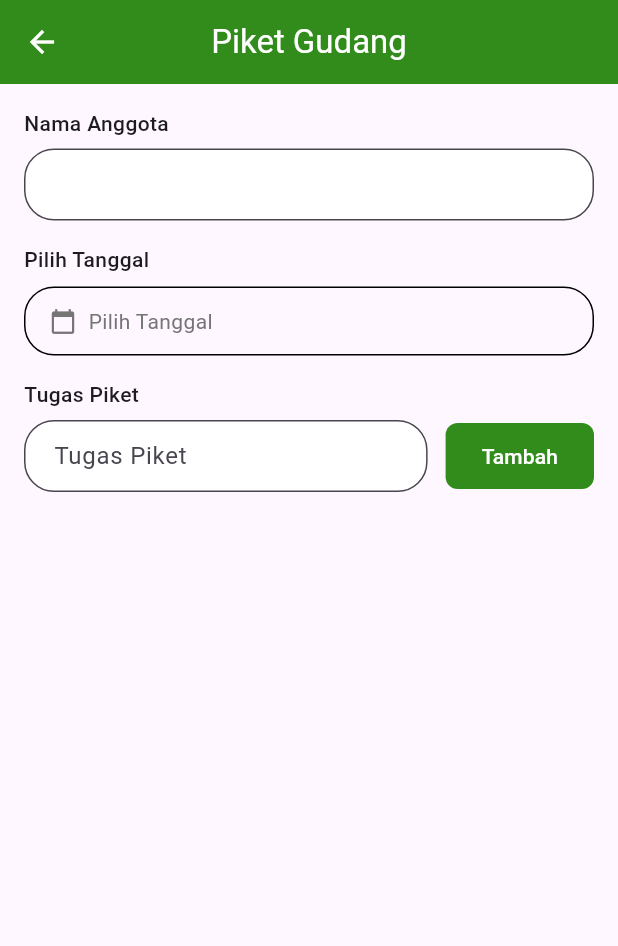
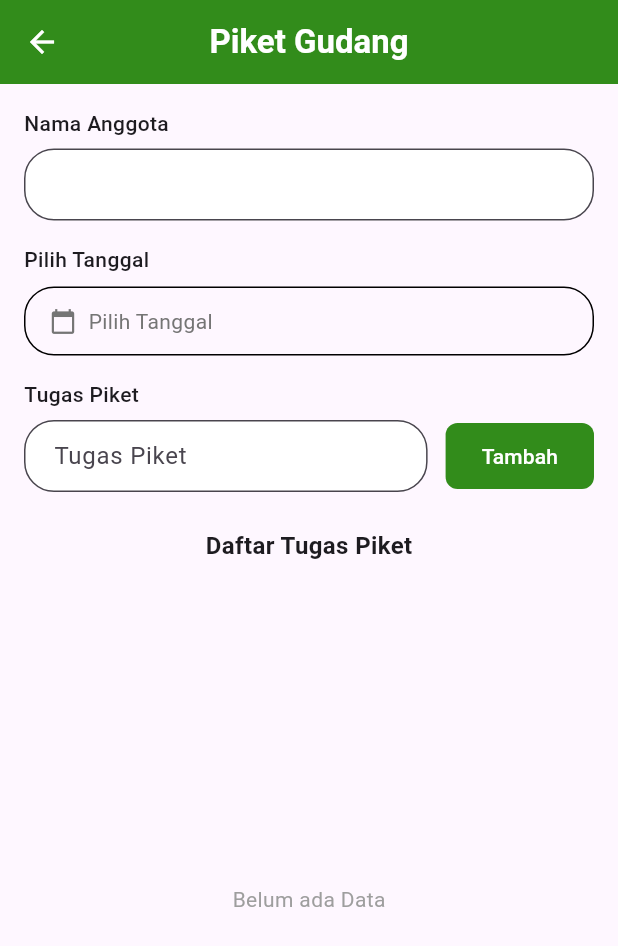
Before and after one commit to yafidaffaa/20220140083_UCP1Flutter, a Flutter app: the PiketGudangPage screen opened directly with empty values, on a phone screen of 412 x 824 dp. Shown: the top 946 px of the screen. Run offline on Flutter 3.47's test engine with Material 3 defaults, Android fonts, the light colour scheme and no system bars.

Commit message:
menambahkan list data

```diff
--- a/lib/pages/home_pages/piket_gudang_page.dart
+++ b/lib/pages/home_pages/piket_gudang_page.dart
@@ -1,5 +1,6 @@
 import 'package:flutter/material.dart';
 import 'package:intl/intl.dart';
+import 'package:ucp1_flutter/pages/home_pages/detail_piket_gudang_page.dart';
 
 class PiketGudangPage extends StatefulWidget {
   final String email;
@@ -68,7 +69,7 @@ class _PiketGudangPageState extends State<PiketGudangPage> {
         ),
         title: const Text(
           'Piket Gudang',
-          style: TextStyle(color: Colors.white),
+          style: TextStyle(color: Colors.white, fontWeight: FontWeight.bold),
         ),
         backgroundColor: Color.fromARGB(255, 50, 140, 27),
         centerTitle: true,
@@ -223,6 +224,70 @@ class _PiketGudangPageState extends State<PiketGudangPage> {
                   ),
                 ],
               ),
+              const SizedBox(height: 24),
+              Center(
+                child: const Text(
+                  'Daftar Tugas Piket',
+                  style: TextStyle(fontSize: 16, fontWeight: FontWeight.bold),
+                ),
+              ),
+              const SizedBox(height: 16),
+              Expanded(
+                child:
+                    listTugas.isEmpty
+                        ? Center(
+                          child: Column(
+                            mainAxisAlignment: MainAxisAlignment.center,
+                            children: [
+                              const Text(
+                                'Belum ada Data',
+                                style: TextStyle(color: Colors.grey),
+                              ),
+                            ],
+                          ),
+                        )
+                        : ListView.builder(
+                          itemCount: listTugas.length,
+                          itemBuilder: (context, index) {
+                            return Padding(
+                              padding: const EdgeInsets.only(bottom: 10),
+                              child: InkWell(
+                                onTap: () {
+                                  Navigator.push(
+                                    context,
+                                    MaterialPageRoute(
+                                      builder:
+                                          (context) => DetailPiketGudangPage(
+                                            listTugas: listTugas[index],
+                                          ),
+                                    ),
+                                  );
+                                },
+                                child: Container(
+                                  decoration: BoxDecoration(
+                                    color: Color.fromARGB(255, 50, 140, 27),
+                                    borderRadius: BorderRadius.circular(12),
+                                  ),
+                                  child: ListTile(
+                                    title: Text(
+                                      listTugas[index]['task'],
+                                      style: TextStyle(
+                                        color: Colors.white,
+                                        fontWeight: FontWeight.bold,
+                                      ),
+                                    ),
+                                    trailing: Icon(
+                                      Icons.arrow_forward_ios,
+                                      color: Colors.white,
+                                      size: 16,
+                                    ),
+                                  ),
+                                ),
+                              ),
+                            );
+                          },
+                        ),
+              ),
             ],
           ),
         ),
```
